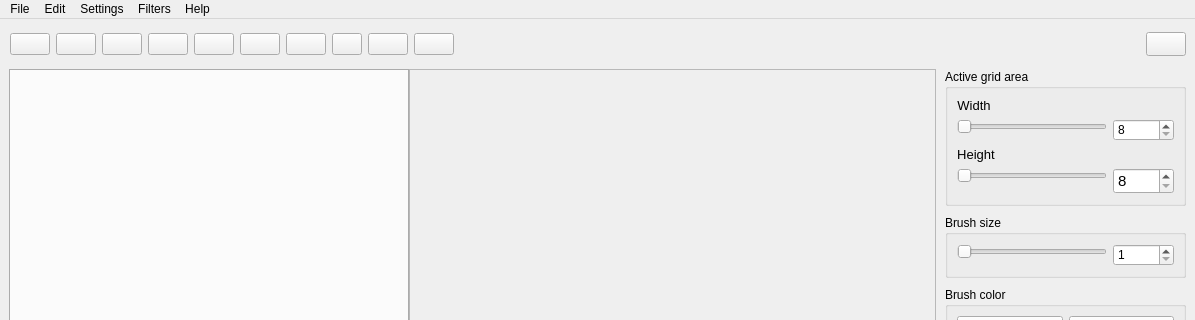
This is src/airunner/pyqt/main_window.ui in Capsize-Games/airunner as Qt 5 draws it before an edit; both pictures show x 0 to 1195 and y 0 to 320 of the 1195 by 880 pixel window. The edited form follows.
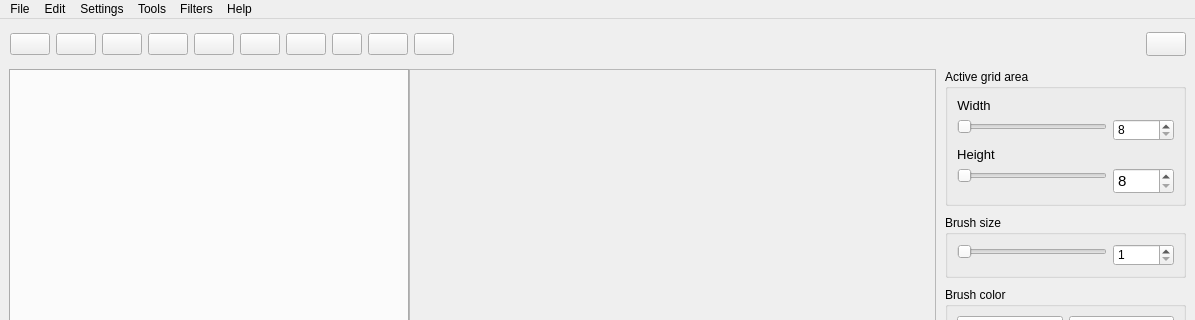
This is the edited form. Icons and pictures are not drawn.

Commit message: adds ability to merge models

```diff
--- a/src/airunner/pyqt/main_window.ui
+++ b/src/airunner/pyqt/main_window.ui
@@ -1415,9 +1415,16 @@
     <addaction name="actionReport_vulnerability"/>
     <addaction name="actionDiscord"/>
    </widget>
+   <widget class="QMenu" name="menuModel_merge">
+    <property name="title">
+     <string>Tools</string>
+    </property>
+    <addaction name="actionModel_Merger"/>
+   </widget>
    <addaction name="menuFile"/>
    <addaction name="menuEdit"/>
    <addaction name="menuSettings"/>
+   <addaction name="menuModel_merge"/>
    <addaction name="menuFilters"/>
    <addaction name="menuAbout"/>
   </widget>
```
Left out of the diff: 5 changed lines with no effect on the pictures. The commit also changes 9 other files.
